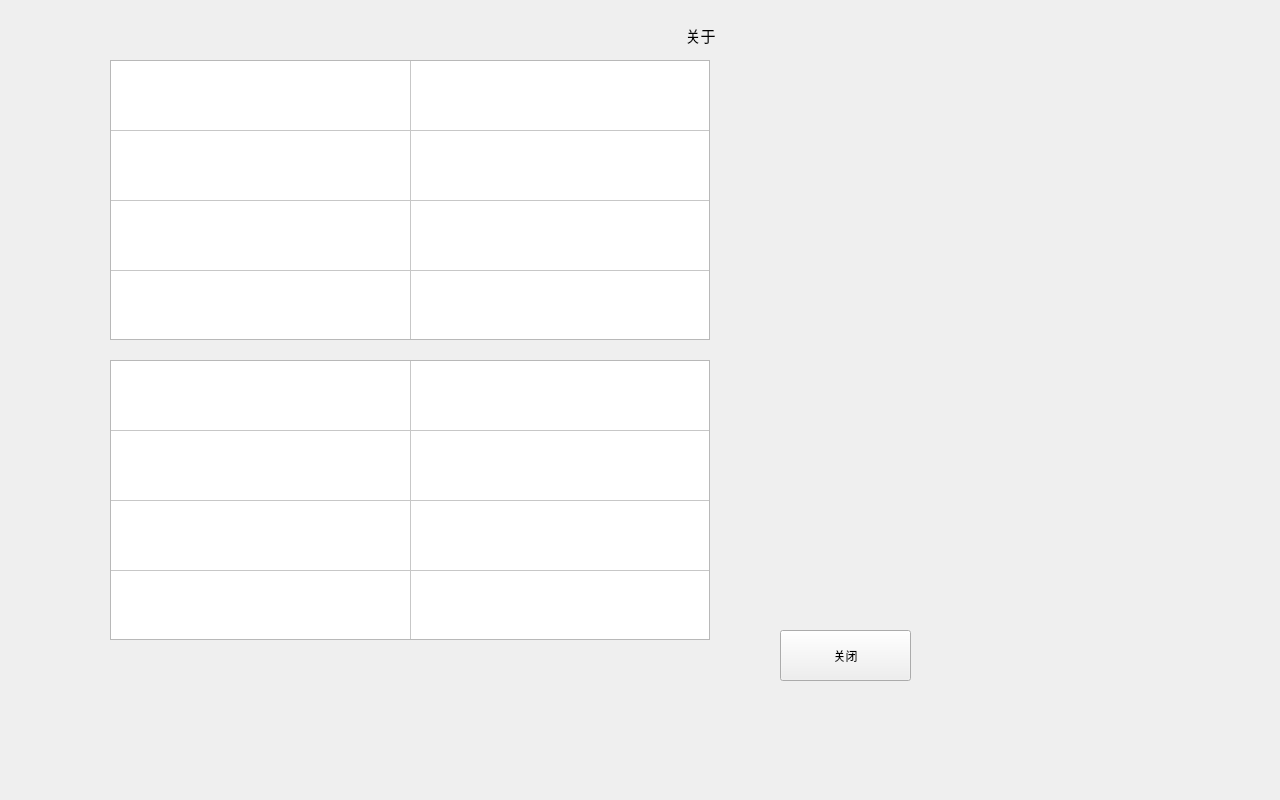
First picture: the form in about.ui, repository thewayI/tiny4412, before the edit.
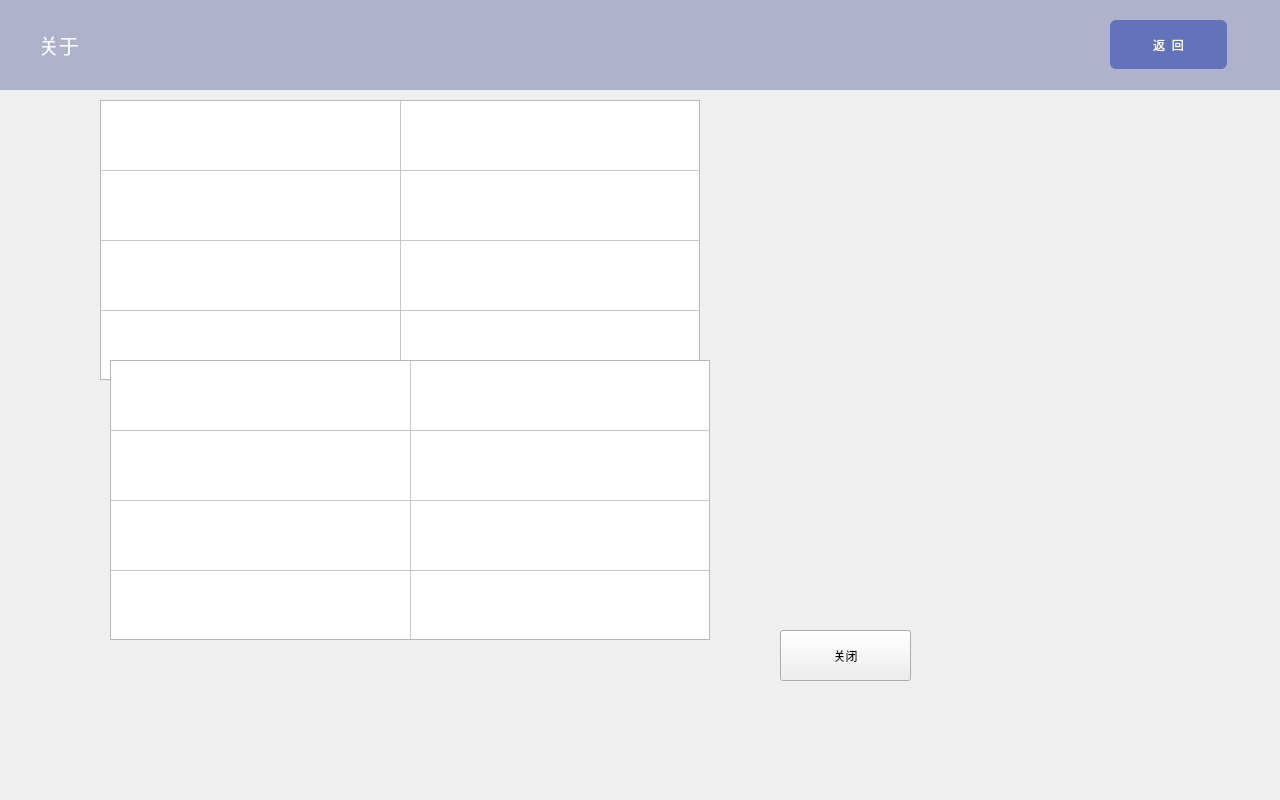
Second picture: the form after the edit. Icons and pictures are not drawn.

The edit to the form file:
```diff
--- a/about.ui
+++ b/about.ui
@@ -20,27 +20,6 @@
   <property name="autoFillBackground">
    <bool>true</bool>
   </property>
-  <widget class="QLabel" name="label_2">
-   <property name="geometry">
-    <rect>
-     <x>640</x>
-     <y>20</y>
-     <width>121</width>
-     <height>31</height>
-    </rect>
-   </property>
-   <property name="font">
-    <font>
-     <pointsize>11</pointsize>
-    </font>
-   </property>
-   <property name="text">
-    <string>关于</string>
-   </property>
-   <property name="alignment">
-    <set>Qt::AlignCenter</set>
-   </property>
-  </widget>
   <widget class="QPushButton" name="pushButton">
    <property name="geometry">
     <rect>
@@ -57,8 +36,8 @@
   <widget class="QTableWidget" name="tblWidget_baseInfo">
    <property name="geometry">
     <rect>
-     <x>110</x>
-     <y>60</y>
+     <x>100</x>
+     <y>100</y>
      <width>600</width>
      <height>280</height>
     </rect>
@@ -180,6 +159,80 @@
    <column/>
    <column/>
   </widget>
+  <widget class="QLabel" name="label_10">
+   <property name="geometry">
+    <rect>
+     <x>20</x>
+     <y>20</y>
+     <width>49</width>
+     <height>49</height>
+    </rect>
+   </property>
+   <property name="styleSheet">
+    <string notr="true">border-image: url(:/new/prefix1/image/icon_关于_candan.png);</string>
+   </property>
+   <property name="text">
+    <string/>
+   </property>
+  </widget>
+  <widget class="QLabel" name="label_9">
+   <property name="geometry">
+    <rect>
+     <x>0</x>
+     <y>0</y>
+     <width>1280</width>
+     <height>90</height>
+    </rect>
+   </property>
+   <property name="font">
+    <font>
+     <pointsize>15</pointsize>
+    </font>
+   </property>
+   <property name="styleSheet">
+    <string notr="true">color: rgb(253, 252, 254);
+background-color: rgba(34, 44, 125,80);
+</string>
+   </property>
+   <property name="text">
+    <string>       关于</string>
+   </property>
+  </widget>
+  <widget class="QPushButton" name="btn_configureMachine_2">
+   <property name="geometry">
+    <rect>
+     <x>1110</x>
+     <y>20</y>
+     <width>117</width>
+     <height>49</height>
+    </rect>
+   </property>
+   <property name="font">
+    <font>
+     <pointsize>9</pointsize>
+    </font>
+   </property>
+   <property name="styleSheet">
+    <string notr="true">border-top-left-radius:6px;
+background-color: rgb(99, 115, 187);
+border-top-right-radius:6px;
+border-bottom-left-radius:6px;
+border-bottom-right-radius:6px;
+color: rgb(255, 255, 255);</string>
+   </property>
+   <property name="text">
+    <string>返  回</string>
+   </property>
+   <property name="flat">
+    <bool>true</bool>
+   </property>
+  </widget>
+  <zorder>label_9</zorder>
+  <zorder>pushButton</zorder>
+  <zorder>tblWidget_baseInfo</zorder>
+  <zorder>tblWidget_devInfo</zorder>
+  <zorder>label_10</zorder>
+  <zorder>btn_configureMachine_2</zorder>
  </widget>
  <resources>
   <include location="image.qrc"/>
```
